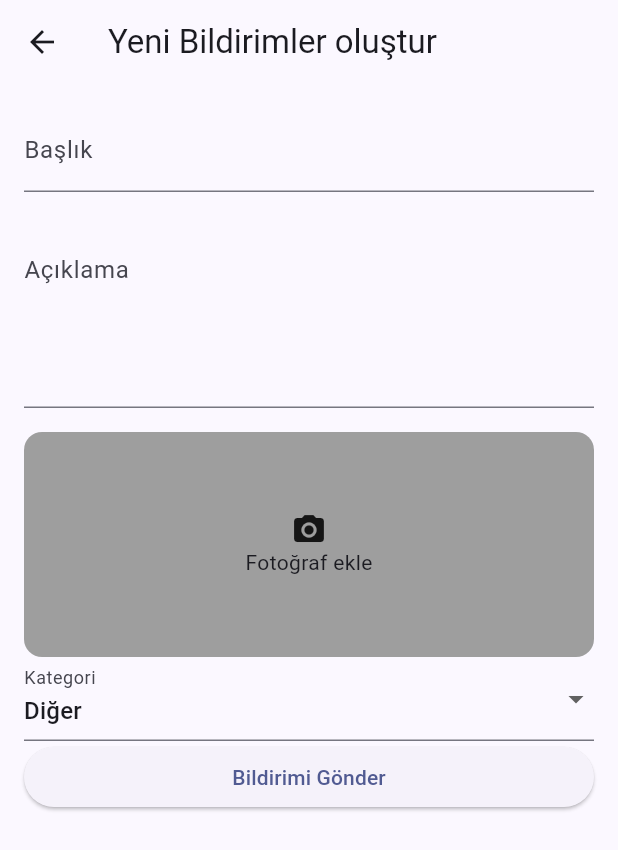
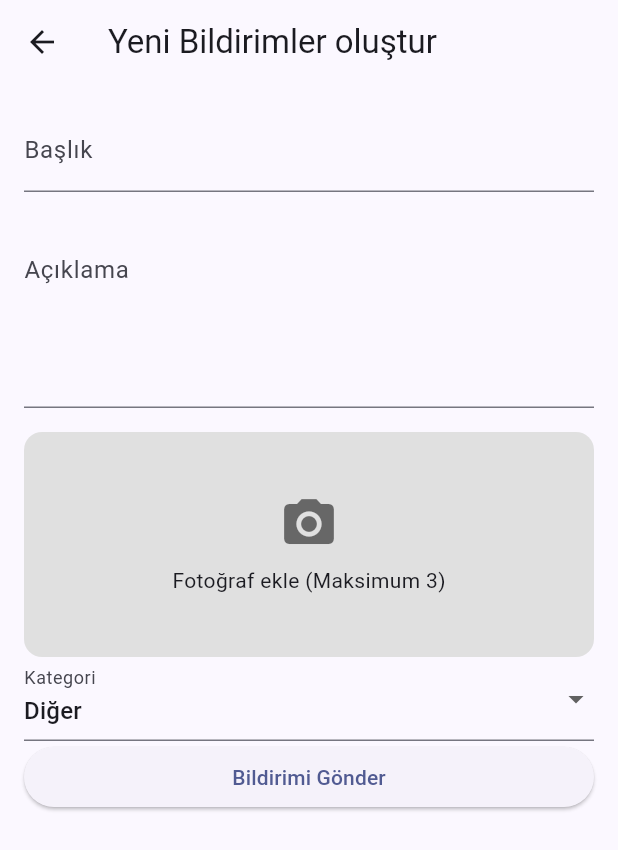
Before and after one commit to sikayet-app/sikayet_uygulamasi, a Flutter app: the screen it shows after launch, after a tap on the "add" icon, on a phone screen of 412 x 824 dp. Shown: the top 850 px of the screen. Run offline on Flutter 3.47's test engine with Material 3 defaults, Android fonts, the phone set to English and light mode, and no system bars; our stand-ins replace flutter_map, flutter_riverpod, geolocator, image_picker, latlong2, sqflite; accounts and stored records are empty.

Commit message:
Fotoğraf kısmı düzenlendi

```diff
--- a/lib/data/local/database_helper.dart
+++ b/lib/data/local/database_helper.dart
@@ -37,7 +37,7 @@ class DatabaseHelper {
         status TEXT NOT NULL,
         latitude REAL NOT NULL,
         longitude REAL NOT NULL,
-        imagePath TEXT NOT NULL,
+        imagePaths TEXT NOT NULL,
         createdAt TEXT NOT NULL
       )
     ''');
--- a/lib/data/models/report.dart
+++ b/lib/data/models/report.dart
@@ -35,7 +35,7 @@ class Report {
     ReportStatus? status,
     double? latitude,
     double? longitude,
-    String? imagePaths,
+    List<String>? imagePaths,
     DateTime? createdAt,
   }) {
     return Report(
@@ -68,7 +68,9 @@ class Report {
       ),
       latitude: (map['latitude'] as num).toDouble(),
       longitude: (map['longitude'] as num).toDouble(),
-      imagePaths: map['imagePaths'] as String,
+      imagePaths: (map['imagePaths'] as String).isEmpty
+          ? []
+          : (map['imagePaths'] as String).split(','),
       createdAt: DateTime.parse(map['createdAt'] as String),
     );
   }
@@ -83,7 +85,7 @@ class Report {
       'status': status.name,
       'latitude': latitude,
       'longitude': longitude,
-      'imagePaths': imagePaths,
+      'imagePaths': imagePaths.join(','),
       'createdAt': createdAt.toIso8601String(),
     };
   }
--- a/lib/data/repositories/local_report_repository.dart
+++ b/lib/data/repositories/local_report_repository.dart
@@ -50,7 +50,7 @@ class LocalReportRepository implements ReportRepository {
         status: ReportStatus.pending,
         latitude: 37.0263,
         longitude: 37.2882,
-        imagePath: '',
+        imagePaths: [],
         createdAt: now.subtract(const Duration(days: 2)),
       ),
       Report(
@@ -61,7 +61,7 @@ class LocalReportRepository implements ReportRepository {
         status: ReportStatus.inProgress,
         latitude: 37.0145,
         longitude: 37.3120,
-        imagePath: '',
+        imagePaths: [],
         createdAt: now.subtract(const Duration(days: 1)),
       ),
       Report(
@@ -72,7 +72,7 @@ class LocalReportRepository implements ReportRepository {
         status: ReportStatus.resolved,
         latitude: 37.0658,
         longitude: 37.3698,
-        imagePath: '',
+        imagePaths: [],
         createdAt: now.subtract(const Duration(days: 5)),
       ),
     ];
--- a/lib/screens/create_report_screen.dart
+++ b/lib/screens/create_report_screen.dart
@@ -26,10 +26,17 @@ class _CreateReportScreenState extends ConsumerState<CreateReportScreen> {
   double? _latitude;
   double? _longitude;
   bool _isLoadingLocation = false;
-  File? _selectedImage;
+  List<File> _selectedImages = [];
 
   Future<void> _pickImage(ImageSource source) async {
-    try{
+    if (_selectedImages.length >= 3) {
+      ScaffoldMessenger.of(context).showSnackBar(
+        SnackBar(content: Text('3 taneden fazla fotoğraf eklenemez.')),
+      );
+      return;
+    }
+    try {
+      if (source == ImageSource.camera) {
         // kamerayı aç
         final picker = ImagePicker();
         // kamerayı tetikle
@@ -54,16 +61,37 @@ class _CreateReportScreenState extends ConsumerState<CreateReportScreen> {
           pickedFile.path,
         ).copy('${appDir.path}/$uniqueFileName');
 
-    if(mounted) {
+        if (mounted) {
           setState(() {
-      _selectedImage = savedImage;
+            _selectedImages.add(savedImage);
+          });
+        } else if (source == ImageSource.gallery) {
+          final pickedFiles = await picker.pickMultiImage();
+          if (pickedFiles.isEmpty) return;
+          final appDir = await getApplicationDocumentsDirectory();
+          for (var pickedFile in pickedFiles) {
+            if (_selectedImages.length >= 3) break;
+
+            final extension = path.extension(pickedFile.path);
+            final uniqueFileName = '${const Uuid().v4()}$extension';
+            // dosyayı al
+            final savedImage = await File(
+              pickedFile.path,
+            ).copy('${appDir.path}/$uniqueFileName');
+
+            if (mounted) {
+              setState(() {
+                _selectedImages.add(savedImage);
               });
             }
+          }
+        }
+      }
     } catch (e) {
-      if(mounted) {
-        ScaffoldMessenger.of(context).showSnackBar(
-          SnackBar(content: Text('Fotoğraf eklenemedi: $e')),
-          );
+      if (mounted) {
+        ScaffoldMessenger.of(
+          context,
+        ).showSnackBar(SnackBar(content: Text('Fotoğraf eklenemedi: $e')));
       }
     }
   }
@@ -118,7 +146,7 @@ class _CreateReportScreenState extends ConsumerState<CreateReportScreen> {
           category: _selectedCategory,
           latitude: _latitude ?? 0.0,
           longitude: _longitude ?? 0.0,
-          imagePath: _selectedImage?.path ?? '',
+          imagePaths: _selectedImages.map((image) => image.path).toList(),
           createdAt: DateTime.now(),
         );
         final repository = ref.read(reportRepositoryProvider);
@@ -185,35 +213,62 @@ class _CreateReportScreenState extends ConsumerState<CreateReportScreen> {
               ),
               const SizedBox(height: 16),
 
-              GestureDetector(
+              _selectedImages.isEmpty
+                  ? GestureDetector(
                       onTap: _showImageSourceActionSheet,
                       child: Container(
                         decoration: BoxDecoration(
-                    color: Colors.grey,
+                          color: Colors.grey[300],
                           borderRadius: BorderRadius.circular(12),
                         ),
                         height: 150,
                         width: double.infinity,
-                  child: _selectedImage == null
-                      ? const Column(
+                        child: const Column(
                           mainAxisAlignment: MainAxisAlignment.center,
                           children: [
-                            Icon(Icons.photo_camera),
-                            Text('Fotoğraf ekle'),
+                            Icon(
+                              Icons.photo_camera,
+                              size: 40,
+                              color: Colors.black54,
+                            ),
+                            SizedBox(height: 8),
+                            Text('Fotoğraf ekle (Maksimum 3)'),
                           ],
+                        ),
+                      ),
                     )
-                      :ClipRRect(
+                  : Wrap(
+                      spacing: 12,
+                      runSpacing: 12,
+                      children: [
+                        ..._selectedImages.map((image) {
+                          return ClipRRect(
                             borderRadius: BorderRadius.circular(12),
                             child: Image.file(
-                          _selectedImage!,
-                          height: 150,
-                          width: double.infinity,
+                              image,
+                              height: 100,
+                              width: 100,
                               fit: BoxFit.cover,
                             ),
-                      )
-
-
+                          );
+                        }).toList(),
+                        if (_selectedImages.length < 3)
+                          GestureDetector(
+                            onTap: _showImageSourceActionSheet,
+                            child: Container(
+                              height: 100,
+                              width: 100,
+                              decoration: BoxDecoration(
+                                color: Colors.grey[300],
+                                borderRadius: BorderRadius.circular(12),
                               ),
+                              child: const Icon(
+                                Icons.add_a_photo,
+                                color: Colors.black54,
+                              ),
+                            ),
+                          ),
+                      ],
                     ),
 
               DropdownButtonFormField<ReportCategory>(
--- a/lib/screens/main_navigation_screen.dart
+++ b/lib/screens/main_navigation_screen.dart
@@ -25,10 +25,7 @@ class _MainNavigationScreenState extends State<MainNavigationScreen> {
   @override
   Widget build(BuildContext context) {
     return Scaffold(
-      body: IndexedStack(
-        index: _currentIndex,
-        children: _screens,
-      ),
+      body: IndexedStack(index: _currentIndex, children: _screens),
       floatingActionButton: FloatingActionButton(
         onPressed: () {
           Navigator.of(context).push(
```
Also changed, not shown: lib/screens/report_detail_screen.dart (+16 -9 lines), 1 other file. Lines whose indentation alone changed are shown as unchanged.
